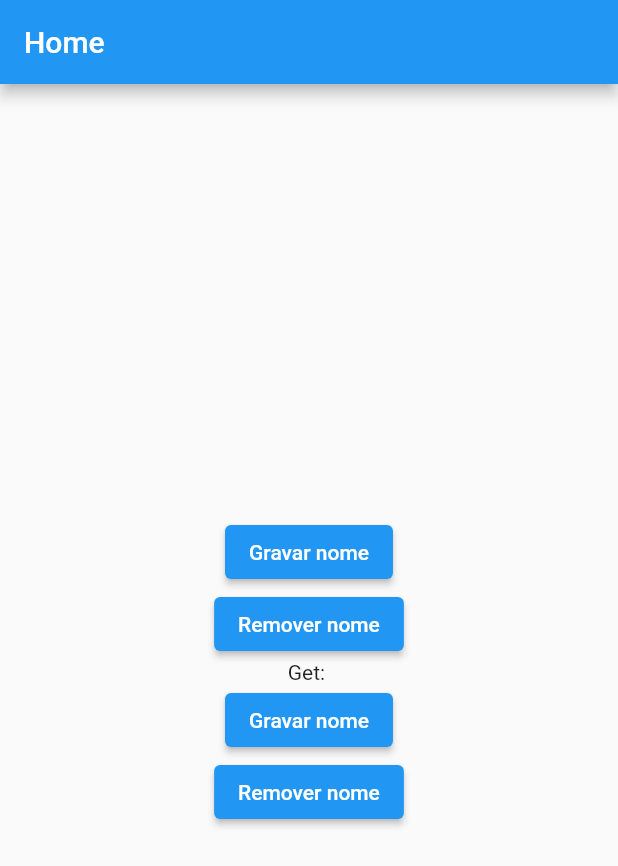
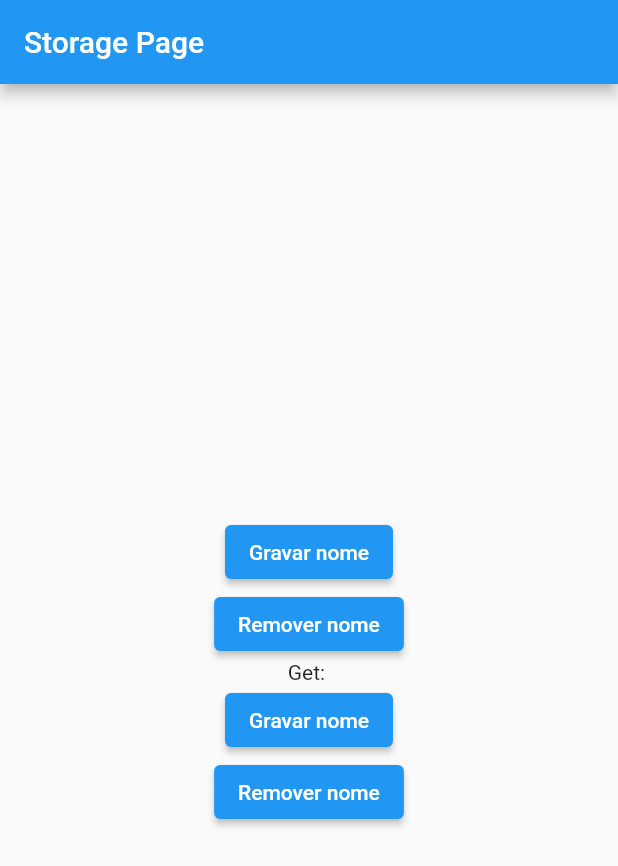
Before and after one commit to 2DevGs/get_storage_example, a Flutter app: the screen it shows after launch, on a phone screen of 412 x 824 dp. Shown: the top 866 px of the screen. Run offline on Flutter 3.47's test engine with Material 2 defaults, Android fonts, the phone set to English and light mode, and no system bars; our stand-ins replace get_storage.

```diff
--- /dev/null
+++ b/lib/core/sotrage/storage.dart
@@ -0,0 +1,16 @@
+
+import 'package:get_storage/get_storage.dart';
+
+class Storage {
+  // final _nameGetX = ReadWriteValue('nameKey', '', () => GetStorage('JornadaGetX'));
+  // final _name = ReadWriteValue('nameKey', '');
+
+  final _name = ''.val('nameKey');
+  final _nameGetX = ''.val('nameKey', getBox: () => GetStorage('JornadaGetX'));
+
+  set name(String value) => _name.val = value;
+  String get name  => _name.val;
+
+  set nameGetX(String value) => _nameGetX.val = value;
+  String get nameGetX  => _nameGetX.val;
+}
--- a/lib/main.dart
+++ b/lib/main.dart
@@ -1,6 +1,7 @@
 import 'package:flutter/material.dart';
 import 'package:get_storage/get_storage.dart';
 import 'package:get_storage_example/pages/home/home_page.dart';
+import 'package:get_storage_example/pages/storage/storage_page.dart';
 Future<void> main() async {
   await GetStorage.init();
   await GetStorage.init('JornadaGetX');
@@ -15,7 +16,8 @@ class MyApp extends StatelessWidget {
       theme: ThemeData(
         primarySwatch: Colors.blue,
       ),
-      home: const HomePage(),
+      // home: const HomePage(),
+      home: StoragePage(),
     );
   }
 }
--- /dev/null
+++ b/lib/pages/storage/storage_page.dart
@@ -0,0 +1,61 @@
+import 'package:flutter/material.dart';
+import 'package:get_storage_example/core/sotrage/storage.dart';
+
+class StoragePage extends StatefulWidget {
+
+
+  StoragePage({super.key});
+
+  @override
+  State<StoragePage> createState() => _StoragePageState();
+}
+
+class _StoragePageState extends State<StoragePage> {
+  final storage = Storage();
+
+  @override
+  Widget build(BuildContext context) {
+    return Scaffold(
+      appBar: AppBar(
+        title: const Text('Storage Page'),
+      ),
+      body: Center(
+        child: Column(
+          mainAxisAlignment: MainAxisAlignment.center,
+          children: [
+            Text(storage.name),
+            ElevatedButton(
+              onPressed: () {
+                storage.name = 'Gustavo Dias';
+                setState(() {});
+              },
+              child: const Text('Gravar nome'),
+            ),
+            ElevatedButton(
+              onPressed: () {
+                storage.name = '';
+                setState(() {});
+              },
+              child: const Text('Remover nome'),
+            ),
+            Text('Get: ${storage.nameGetX}'),
+            ElevatedButton(
+              onPressed: () {
+                storage.nameGetX = 'Gustavo Dias GetX';
+                setState(() {});
+              },
+              child: const Text('Gravar nome'),
+            ),
+            ElevatedButton(
+              onPressed: () {
+                storage.nameGetX = '';
+                setState(() {});
+              },
+              child: const Text('Remover nome'),
+            ),
+          ],
+        ),
+      ),
+    );
+  }
+}
```
